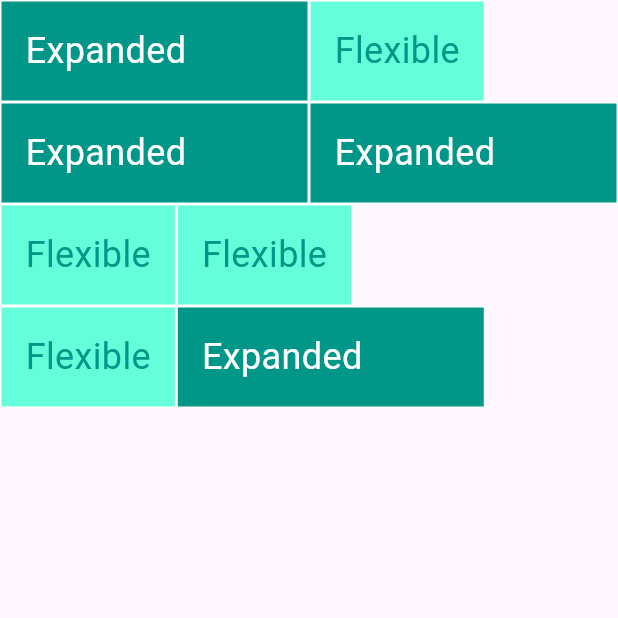
After one commit to holis12821/bandung_tours, a Flutter app: the ExpandedFlexibleScreen screen opened directly, on a phone screen of 412 x 824 dp, the top half of it. The commit adds this screen. Run offline on Flutter 3.47's test engine with Material 2 defaults, Android fonts, the phone set to English and light mode, and no system bars.

Commit message:
learning flutter expended, flexible, and responsive layout

```diff
--- a/lib/main.dart
+++ b/lib/main.dart
@@ -12,6 +12,7 @@ class MyApp extends StatelessWidget {
   @override
   Widget build(BuildContext context) {
     return MaterialApp(
+      debugShowCheckedModeBanner: false,
       title: 'Flutter Demo',
       theme: ThemeData(
         colorScheme: ColorScheme.fromSeed(seedColor: Colors.deepPurple),
--- /dev/null
+++ b/lib/screen/expanded_flexible/expanded_flexible_screen.dart
@@ -0,0 +1,93 @@
+import 'package:flutter/material.dart';
+
+class ExpandedFlexibleScreen extends StatelessWidget {
+  const ExpandedFlexibleScreen({super.key});
+
+  @override
+  Widget build(BuildContext context) {
+    return const Scaffold(
+      body: SafeArea(
+        child: Column(
+          children: [
+            Row(
+              children: [
+                _ExpandedWidget(),
+                _FlexibleWidget(),
+              ],
+            ),
+            Row(
+              children: [
+                _ExpandedWidget(),
+                _ExpandedWidget(),
+              ],
+            ),
+            Row(
+              children: [
+                _FlexibleWidget(),
+                _FlexibleWidget(),
+              ],
+            ),
+            Row(
+              children: [
+                _FlexibleWidget(),
+                _ExpandedWidget(),
+              ],
+            )
+          ],
+        ),
+      ),
+    );
+  }
+}
+
+class _ExpandedWidget extends StatelessWidget {
+  const _ExpandedWidget({Key? key}) : super(key: key);
+
+  @override
+  Widget build(BuildContext context) {
+    return Expanded(
+      child: Container(
+        decoration: BoxDecoration(
+          color: Colors.teal,
+          border: Border.all(color: Colors.white),
+        ),
+        child: const Padding(
+          padding: EdgeInsets.all(16),
+          child: Text(
+            'Expanded',
+            style: TextStyle(
+              color: Colors.white,
+              fontSize: 24,
+            ),
+          ),
+        ),
+      ),
+    );
+  }
+}
+
+class _FlexibleWidget extends StatelessWidget {
+  const _FlexibleWidget({Key? key}) : super(key: key);
+
+  @override
+  Widget build(BuildContext context) {
+    return Flexible(
+      child: Container(
+        decoration: BoxDecoration(
+          color: Colors.tealAccent,
+          border: Border.all(color: Colors.white),
+        ),
+        child: const Padding(
+          padding: EdgeInsets.all(16),
+          child: Text(
+            'Flexible',
+            style: TextStyle(
+              color: Colors.teal,
+              fontSize: 24,
+            ),
+          ),
+        ),
+      ),
+    );
+  }
+}
--- a/lib/screen/home/home_screen.dart
+++ b/lib/screen/home/home_screen.dart
@@ -1,4 +1,4 @@
-import 'package:bandung_tours/screen/home/home_view.dart';
+import 'package:bandung_tours/screen/responsive_screen/responsive_screen.dart';
 import 'package:flutter/material.dart';
 
 class HomeScreen extends StatelessWidget {
@@ -6,6 +6,6 @@ class HomeScreen extends StatelessWidget {
 
   @override
   Widget build(BuildContext context) {
-    return const HomeView();
+    return const ResponsiveScreen();
   }
 }
```
Also changed, not shown: lib/screen/first_screen/first_screen.dart (added, +34 -0 lines), lib/screen/home/home_responsive_screen.dart (added, +77 -0 lines), lib/screen/home/home_view.dart (+22 -1 lines), lib/screen/rainbow/rainbow_screen.dart (added, +51 -0 lines), lib/screen/responsive_screen/responsive_screen.dart (added, +44 -0 lines), lib/screen/scrolling_screen/scrolling_screen.dart (added, +32 -0 lines), lib/screen/second_screen/second_screen.dart (added, +49 -0 lines), flutter_01.png (deleted).
